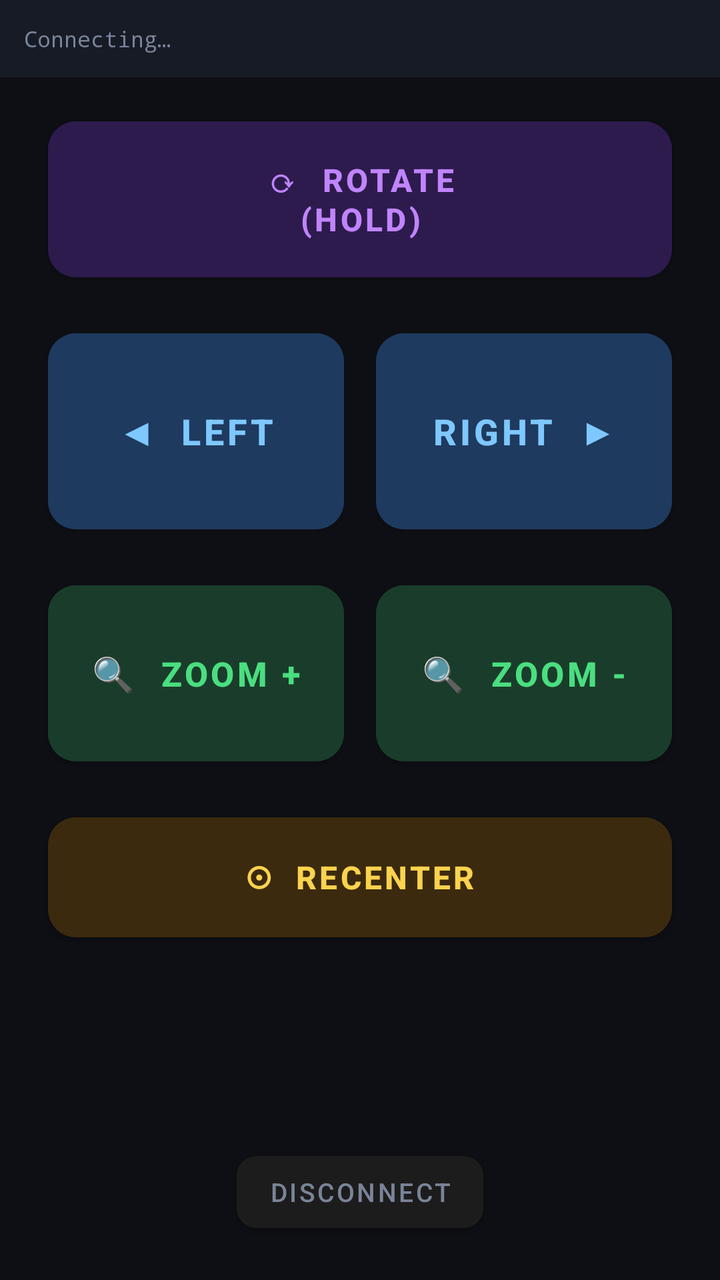
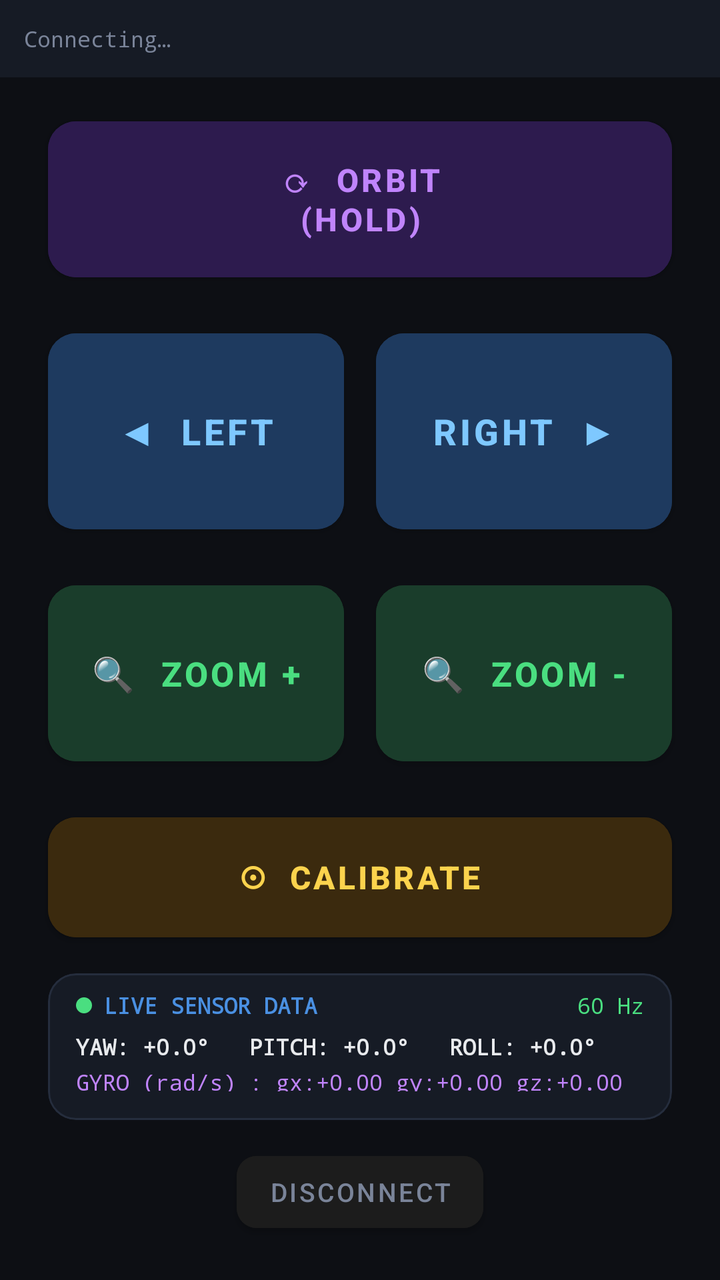

An Android layout rendered at two revisions. The XML below is the earlier revision; the diff shows what the commit changed to produce the second picture.
<!-- AndroidManifest.xml: application theme Theme.AirMouse3D -->
<!-- res/layout/activity_controller.xml -->
<?xml version="1.0" encoding="utf-8"?>
<androidx.constraintlayout.widget.ConstraintLayout
    xmlns:android="http://schemas.android.com/apk/res/android"
    xmlns:app="http://schemas.android.com/apk/res-auto"
    xmlns:tools="http://schemas.android.com/tools"
    android:layout_width="match_parent"
    android:layout_height="match_parent"
    android:background="@color/bg_dark"
    tools:context=".ControllerActivity">

    
    <TextView
        android:id="@+id/tvStatus"
        android:layout_width="0dp"
        android:layout_height="wrap_content"
        android:padding="12dp"
        android:textColor="@color/text_secondary"
        android:textSize="11sp"
        android:fontFamily="monospace"
        android:background="@color/bg_surface"
        android:text="Connecting…"
        app:layout_constraintTop_toTopOf="parent"
        app:layout_constraintStart_toStartOf="parent"
        app:layout_constraintEnd_toEndOf="parent"/>

    
    <com.google.android.material.button.MaterialButton
        android:id="@+id/btnRotate"
        android:layout_width="0dp"
        android:layout_height="90dp"
        android:text="⟳  ROTATE\n(hold)"
        android:textSize="16sp"
        android:textStyle="bold"
        android:textColor="@color/btn_rotate_text"
        android:backgroundTint="@color/btn_rotate_bg"
        app:cornerRadius="14dp"
        android:layout_marginHorizontal="24dp"
        android:layout_marginTop="16dp"
        app:layout_constraintTop_toBottomOf="@id/tvStatus"
        app:layout_constraintStart_toStartOf="parent"
        app:layout_constraintEnd_toEndOf="parent"/>

    
    <com.google.android.material.button.MaterialButton
        android:id="@+id/btnLeft"
        android:layout_width="0dp"
        android:layout_height="110dp"
        android:text="◀  LEFT"
        android:textSize="18sp"
        android:textStyle="bold"
        android:textColor="@color/btn_primary_text"
        android:backgroundTint="@color/btn_primary_bg"
        app:cornerRadius="14dp"
        android:layout_marginStart="24dp"
        android:layout_marginEnd="8dp"
        android:layout_marginTop="16dp"
        app:layout_constraintTop_toBottomOf="@id/btnRotate"
        app:layout_constraintStart_toStartOf="parent"
        app:layout_constraintEnd_toStartOf="@id/btnRight"/>

    <com.google.android.material.button.MaterialButton
        android:id="@+id/btnRight"
        android:layout_width="0dp"
        android:layout_height="110dp"
        android:text="RIGHT  ▶"
        android:textSize="18sp"
        android:textStyle="bold"
        android:textColor="@color/btn_primary_text"
        android:backgroundTint="@color/btn_primary_bg"
        app:cornerRadius="14dp"
        android:layout_marginStart="8dp"
        android:layout_marginEnd="24dp"
        android:layout_marginTop="16dp"
        app:layout_constraintTop_toBottomOf="@id/btnRotate"
        app:layout_constraintStart_toEndOf="@id/btnLeft"
        app:layout_constraintEnd_toEndOf="parent"/>

    
    <com.google.android.material.button.MaterialButton
        android:id="@+id/btnZoomIn"
        android:layout_width="0dp"
        android:layout_height="100dp"
        android:text="🔍  ZOOM +"
        android:textSize="17sp"
        android:textStyle="bold"
        android:textColor="@color/btn_zoom_text"
        android:backgroundTint="@color/btn_zoom_bg"
        app:cornerRadius="14dp"
        android:layout_marginStart="24dp"
        android:layout_marginEnd="8dp"
        android:layout_marginTop="16dp"
        app:layout_constraintTop_toBottomOf="@id/btnLeft"
        app:layout_constraintStart_toStartOf="parent"
        app:layout_constraintEnd_toStartOf="@id/btnZoomOut"/>

    <com.google.android.material.button.MaterialButton
        android:id="@+id/btnZoomOut"
        android:layout_width="0dp"
        android:layout_height="100dp"
        android:text="🔍  ZOOM -"
        android:textSize="17sp"
        android:textStyle="bold"
        android:textColor="@color/btn_zoom_text"
        android:backgroundTint="@color/btn_zoom_bg"
        app:cornerRadius="14dp"
        android:layout_marginStart="8dp"
        android:layout_marginEnd="24dp"
        android:layout_marginTop="16dp"
        app:layout_constraintTop_toBottomOf="@id/btnRight"
        app:layout_constraintStart_toEndOf="@id/btnZoomIn"
        app:layout_constraintEnd_toEndOf="parent"/>

    
    <com.google.android.material.button.MaterialButton
        android:id="@+id/btnRecenter"
        android:layout_width="0dp"
        android:layout_height="72dp"
        android:text="⊙  RECENTER"
        android:textSize="16sp"
        android:textStyle="bold"
        android:backgroundTint="@color/btn_recenter_bg"
        android:textColor="@color/btn_recenter_text"
        app:cornerRadius="14dp"
        android:layout_marginHorizontal="24dp"
        android:layout_marginTop="16dp"
        app:layout_constraintTop_toBottomOf="@id/btnZoomIn"
        app:layout_constraintStart_toStartOf="parent"
        app:layout_constraintEnd_toEndOf="parent"/>

    
    <com.google.android.material.button.MaterialButton
        android:id="@+id/btnDisconnect"
        android:layout_width="wrap_content"
        android:layout_height="48dp"
        android:text="Disconnect"
        android:textSize="13sp"
        android:backgroundTint="@color/btn_disconnect_bg"
        android:textColor="@color/text_secondary"
        app:cornerRadius="10dp"
        android:layout_marginBottom="20dp"
        app:layout_constraintBottom_toBottomOf="parent"
        app:layout_constraintStart_toStartOf="parent"
        app:layout_constraintEnd_toEndOf="parent"/>

</androidx.constraintlayout.widget.ConstraintLayout>
<!-- resources referenced by this layout -->
<resources>
  <color name="bg_dark">#0D0F14</color>
  <color name="bg_surface">#161B25</color>
  <color name="btn_disconnect_bg">#1C1C1C</color>
  <color name="btn_primary_bg">#1E3A5F</color>
  <color name="btn_primary_text">#7EC8FF</color>
  <color name="btn_recenter_bg">#3B2A0E</color>
  <color name="btn_recenter_text">#FCD34D</color>
  <color name="btn_rotate_bg">#2D1B4E</color>
  <color name="btn_rotate_text">#C084FC</color>
  <color name="btn_zoom_bg">#1A3D2B</color>
  <color name="btn_zoom_text">#4ADE80</color>
  <color name="text_secondary">#7A8499</color>
  <style name="Theme.AirMouse3D" parent="Theme.MaterialComponents.DayNight.NoActionBar">
          <item name="colorPrimary">@color/accent_blue</item>
          <item name="colorPrimaryVariant">@color/bg_surface</item>
          <item name="colorOnPrimary">@color/text_primary</item>
          <item name="colorSurface">@color/bg_surface</item>
          <item name="colorOnSurface">@color/text_primary</item>
          <item name="android:windowBackground">@color/bg_dark</item>
          <item name="android:statusBarColor">@color/bg_dark</item>
          <item name="android:navigationBarColor">@color/bg_dark</item>
          <item name="editTextColor">@color/text_primary</item>
          <item name="android:textColorHint">@color/text_secondary</item>
      </style>
  <color name="accent_blue">#4A90E2</color>
  <color name="text_primary">#E8EAED</color>
</resources>

<!-- the commit's change to res/layout/activity_controller.xml (unified diff, before → after) -->
@@ -28,7 +28,7 @@
         android:id="@+id/btnRotate"
         android:layout_width="0dp"
         android:layout_height="90dp"
-        android:text="⟳  ROTATE\n(hold)"
+        android:text="⟳  ORBIT\n(hold)"
         android:textSize="16sp"
         android:textStyle="bold"
         android:textColor="@color/btn_rotate_text"
@@ -112,10 +112,10 @@
 
     
     <com.google.android.material.button.MaterialButton
-        android:id="@+id/btnRecenter"
+        android:id="@+id/btnCalibrate"
         android:layout_width="0dp"
         android:layout_height="72dp"
-        android:text="⊙  RECENTER"
+        android:text="⊙  CALIBRATE"
         android:textSize="16sp"
         android:textStyle="bold"
         android:backgroundTint="@color/btn_recenter_bg"
@@ -126,6 +126,114 @@
         app:layout_constraintTop_toBottomOf="@id/btnZoomIn"
         app:layout_constraintStart_toStartOf="parent"
         app:layout_constraintEnd_toEndOf="parent"/>
+
+    
+    <com.google.android.material.card.MaterialCardView
+        android:id="@+id/cardSensorData"
+        android:layout_width="0dp"
+        android:layout_height="0dp"
+        android:layout_marginHorizontal="24dp"
+        android:layout_marginTop="12dp"
+        android:layout_marginBottom="12dp"
+        app:cardCornerRadius="14dp"
+        app:cardBackgroundColor="@color/bg_surface"
+        app:strokeColor="#252D3D"
+        app:strokeWidth="1dp"
+        app:cardElevation="0dp"
+        app:layout_constraintTop_toBottomOf="@id/btnCalibrate"
+        app:layout_constraintBottom_toTopOf="@id/btnDisconnect"
+        app:layout_constraintStart_toStartOf="parent"
+        app:layout_constraintEnd_toEndOf="parent">
+
+        <LinearLayout
+            android:layout_width="match_parent"
+            android:layout_height="match_parent"
+            android:orientation="vertical"
+            android:paddingHorizontal="14dp"
+            android:paddingVertical="10dp"
+            android:gravity="center_vertical">
+
+            
+            <LinearLayout
+                android:layout_width="match_parent"
+                android:layout_height="wrap_content"
+                android:orientation="horizontal"
+                android:gravity="center_vertical"
+                android:layout_marginBottom="6dp">
+
+                <View
+                    android:id="@+id/viewLiveDot"
+                    android:layout_width="8dp"
+                    android:layout_height="8dp"
+                    android:background="@drawable/live_dot"
+                    android:layout_marginEnd="6dp"/>
+
+                <TextView
+                    android:layout_width="0dp"
+                    android:layout_height="wrap_content"
+                    android:layout_weight="1"
+                    android:text="LIVE SENSOR DATA"
+                    android:textColor="@color/accent_blue"
+                    android:textSize="11sp"
+                    android:textStyle="bold"
+                    android:fontFamily="monospace"/>
+
+                <TextView
+                    android:id="@+id/tvSensorRate"
+                    android:layout_width="wrap_content"
+                    android:layout_height="wrap_content"
+                    android:text="60 Hz"
+                    android:textColor="@color/btn_zoom_text"
+                    android:textSize="11sp"
+                    android:fontFamily="monospace"/>
+            </LinearLayout>
+
+            
+            <TextView
+                android:id="@+id/tvSensorAngles"
+                android:layout_width="match_parent"
+                android:layout_height="wrap_content"
+                android:text="YAW: +0.0°   PITCH: +0.0°   ROLL: +0.0°"
+                android:textColor="@color/text_primary"
+                android:textSize="11sp"
+                android:textStyle="bold"
+                android:fontFamily="monospace"
+                android:layout_marginBottom="3dp"/>
+
+            
+            <TextView
+                android:id="@+id/tvSensorGyro"
+                android:layout_width="match_parent"
+                android:layout_height="wrap_content"
+                android:text="GYRO (rad/s) : gx:+0.00 gy:+0.00 gz:+0.00"
+                android:textColor="@color/btn_rotate_text"
+                android:textSize="11sp"
+                android:fontFamily="monospace"
+                android:layout_marginBottom="3dp"/>
+
+            
+            <TextView
+                android:id="@+id/tvSensorAccel"
+                android:layout_width="match_parent"
+                android:layout_height="wrap_content"
+                android:text="ACCEL(m/s²)  : ax:+0.00 ay:+0.00 az:+0.00"
+                android:textColor="@color/btn_recenter_text"
+                android:textSize="11sp"
+                android:fontFamily="monospace"
+                android:layout_marginBottom="3dp"/>
+
+            
+            <TextView
+                android:id="@+id/tvSensorQuat"
+                android:layout_width="match_parent"
+                android:layout_height="wrap_content"
+                android:text="DELTA  dx:+0.000  dy:+0.000  dz:+0.000"
+                android:textColor="@color/accent_blue"
+                android:textSize="10sp"
+                android:fontFamily="monospace"/>
+
+        </LinearLayout>
+    </com.google.android.material.card.MaterialCardView>
 
     
     <com.google.android.material.button.MaterialButton
<!-- resource entries referenced after the edit -->
@@ -12,6 +12,13 @@
   <color name="btn_zoom_bg">#1A3D2B</color>
   <color name="btn_zoom_text">#4ADE80</color>
   <color name="text_secondary">#7A8499</color>
+  <!-- drawable live_dot (drawable) -->
+  <?xml version="1.0" encoding="utf-8"?>
+  <shape xmlns:android="http://schemas.android.com/apk/res/android"
+      android:shape="oval">
+      <solid android:color="@color/btn_zoom_text"/>
+      <size android:width="8dp" android:height="8dp"/>
+  </shape>
   <style name="Theme.AirMouse3D" parent="Theme.MaterialComponents.DayNight.NoActionBar">
           <item name="colorPrimary">@color/accent_blue</item>
           <item name="colorPrimaryVariant">@color/bg_surface</item>
